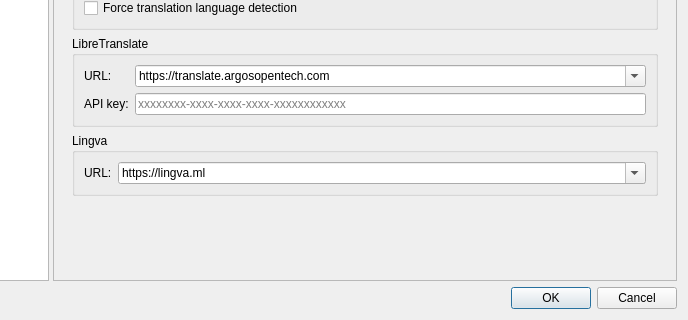
crow-translate/crow-translate, file src/settings/settingsdialog.ui: the form before one commit; both pictures show x 162 to 850 and y 340 to 660 of the 850 by 660 pixel window.
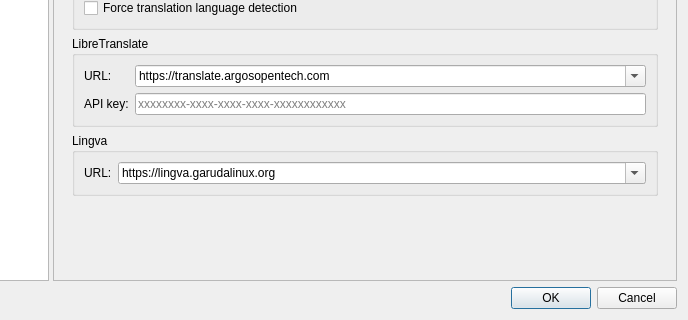
The form after the commit. The open tabs and pages were chosen to show the change. Icons and pictures are not drawn. Custom widgets are drawn as their Qt base class.

Commit message:
Fix lingva.ml site offline [skip ci] (#618)
Official https://lingva.ml/ instance replaced with
https://lingva.garudalinux.org/ (garuda linux instance)

fix: https://github.com/crow-translate/QOnlineTranslator/issues/60

Patch:
```diff
--- a/src/settings/settingsdialog.ui
+++ b/src/settings/settingsdialog.ui
@@ -874,11 +874,11 @@
                   <bool>true</bool>
                  </property>
                  <property name="currentText">
-                  <string notr="true">https://lingva.ml</string>
+                  <string notr="true">https://lingva.garudalinux.org</string>
                  </property>
                  <item>
                   <property name="text">
-                   <string notr="true">https://lingva.ml</string>
+                   <string notr="true">https://lingva.garudalinux.org</string>
                   </property>
                  </item>
                  <item>
```
The commit also changes 1 other file.
